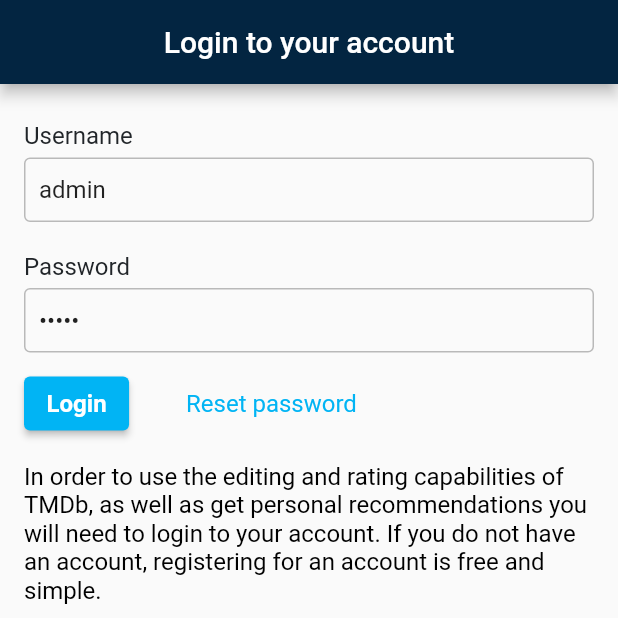
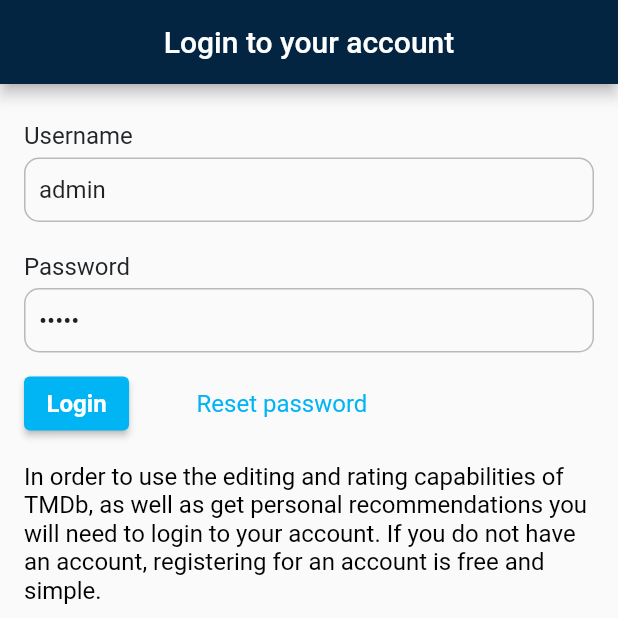
Before and after one commit to ElizavetaKubik/the-movie-db, a Flutter app: the screen it shows after launch, on a phone screen of 412 x 824 dp, the top half of it. Run offline on Flutter 3.47's test engine with Material 2 defaults, Android fonts, the phone set to English and light mode, and no system bars.

Commit message:
fix styles

```diff
--- a/lib/Theme/app_button_style.dart
+++ /dev/null
@@ -1,15 +0,0 @@
-import 'package:flutter/material.dart';
-
-abstract class AppButtonStyle {
-  static const Color color = Color(0xff01b4f4);
-
-  static final ButtonStyle linkButton = ButtonStyle(
-    // backgroundColor: MaterialStateProperty.all(color),
-    foregroundColor: MaterialStateProperty.all(color),
-    textStyle: MaterialStateProperty.all(
-        const TextStyle(/*fontWeight: FontWeight.w700, */ fontSize: 16)),
-    padding: MaterialStateProperty.all(
-      const EdgeInsets.symmetric(horizontal: 15, vertical: 8),
-    ),
-  );
-}
--- a/lib/Theme/app_colors.dart
+++ /dev/null
@@ -1,6 +0,0 @@
-import 'package:flutter/material.dart';
-
-abstract class AppColors {
-  static const Color mainDakrBlue = Color.fromRGBO(3, 37, 65, 1);
-  static const Color mainLightBlue = Color(0xff01b4f4);
-}
--- /dev/null
+++ b/lib/Theme/styles.dart
@@ -0,0 +1,48 @@
+import 'package:flutter/material.dart';
+
+abstract class AppButtonStyle {
+  static final ButtonStyle linkButton = ButtonStyle(
+    foregroundColor: MaterialStateProperty.all(AppColors.mainLightBlue),
+    textStyle: MaterialStateProperty.all(const TextStyle(fontSize: 16)),
+    padding: MaterialStateProperty.all(
+      const EdgeInsets.symmetric(horizontal: 15, vertical: 8),
+    ),
+  );
+
+  static final loginButtonStyle = ButtonStyle(
+    backgroundColor: MaterialStateProperty.all(AppColors.mainLightBlue),
+    foregroundColor: MaterialStateProperty.all(Colors.white),
+    textStyle: MaterialStateProperty.all(
+        const TextStyle(fontWeight: FontWeight.w700, fontSize: 16)),
+    padding: MaterialStateProperty.all(
+      const EdgeInsets.symmetric(horizontal: 15, vertical: 8),
+    ),
+  );
+}
+
+abstract class AppTextFieldStyle {
+  static final textFieldStyle = InputDecoration(
+    border: const OutlineInputBorder(),
+    enabledBorder: OutlineInputBorder(
+      borderRadius: BorderRadius.circular(10),
+      borderSide: const BorderSide(
+        width: 1,
+        color: Colors.black26,
+      ),
+    ),
+    focusedBorder: OutlineInputBorder(
+      borderRadius: BorderRadius.circular(10),
+      borderSide: const BorderSide(
+        width: 1,
+        color: AppColors.mainLightBlue,
+      ),
+    ),
+    contentPadding: const EdgeInsets.symmetric(horizontal: 10, vertical: 12),
+    isCollapsed: true,
+  );
+}
+
+abstract class AppColors {
+  static const Color mainDakrBlue = Color.fromRGBO(3, 37, 65, 1);
+  static const Color mainLightBlue = Color(0xff01b4f4);
+}
--- a/lib/main.dart
+++ b/lib/main.dart
@@ -1,7 +1,8 @@
 import 'package:flutter/material.dart';
-import 'package:the_movie_db/Theme/app_colors.dart';
 import 'package:the_movie_db/widgets/auth/auth_widget.dart';
 import 'package:the_movie_db/widgets/main_screen/main_screen_widget.dart';
+
+import 'Theme/styles.dart';
 
 void main() {
   runApp(const MainApp());
--- a/lib/widgets/auth/auth_widget.dart
+++ b/lib/widgets/auth/auth_widget.dart
@@ -1,6 +1,5 @@
 import 'package:flutter/material.dart';
-import 'package:the_movie_db/Theme/app_button_style.dart';
-import 'package:the_movie_db/Theme/app_colors.dart';
+import 'package:the_movie_db/Theme/styles.dart';
 
 class AuthWidget extends StatefulWidget {
   const AuthWidget({super.key});
@@ -99,21 +98,6 @@ class __FormWidgetState extends State<_FormWidget> {
   @override
   Widget build(BuildContext context) {
     const textSyle = TextStyle(color: Color(0xff212529), fontSize: 16);
-    const textFieldStyle = InputDecoration(
-      border: OutlineInputBorder(),
-      enabledBorder: OutlineInputBorder(
-        borderSide: BorderSide(
-          width: 1,
-          color: Colors.black26,
-        ),
-      ),
-      focusedBorder: OutlineInputBorder(
-        borderSide: BorderSide(width: 1, color: AppColors.mainLightBlue),
-      ),
-      contentPadding: EdgeInsets.symmetric(horizontal: 10, vertical: 12),
-      isCollapsed: true,
-      //focusColor: Color(0xff01b4f4),
-    );
 
     final errorText = this.errorText;
     return Column(
@@ -132,7 +116,7 @@ class __FormWidgetState extends State<_FormWidget> {
         ),
         const SizedBox(height: 5),
         TextField(
-          decoration: textFieldStyle,
+          decoration: AppTextFieldStyle.textFieldStyle,
           controller: _loginTextController,
         ),
         const SizedBox(height: 20),
@@ -142,7 +126,7 @@ class __FormWidgetState extends State<_FormWidget> {
         ),
         const SizedBox(height: 5),
         TextField(
-          decoration: textFieldStyle,
+          decoration: AppTextFieldStyle.textFieldStyle,
           obscureText: true,
           controller: _passordTextController,
         ),
@@ -151,27 +135,13 @@ class __FormWidgetState extends State<_FormWidget> {
           children: [
             ElevatedButton(
               onPressed: _auth,
-              style: ButtonStyle(
-                backgroundColor:
-                    MaterialStateProperty.all(const Color(0xff01b4f4)),
-                foregroundColor: MaterialStateProperty.all(Colors.white),
-                textStyle: MaterialStateProperty.all(
-                    const TextStyle(fontWeight: FontWeight.w700, fontSize: 16)),
-                padding: MaterialStateProperty.all(
-                  const EdgeInsets.symmetric(horizontal: 15, vertical: 8),
-                ),
-              ),
+              style: AppButtonStyle.loginButtonStyle,
               child: const Text('Login'),
             ),
             const SizedBox(width: 30),
             TextButton(
               onPressed: _resetPassword,
-              style: ButtonStyle(
-                textStyle: MaterialStateProperty.all(const TextStyle(
-                    /*fontWeight: FontWeight.w700,*/ fontSize: 16)),
-                foregroundColor:
-                    MaterialStateProperty.all(const Color(0xff01b4f4)),
-              ),
+              style: AppButtonStyle.linkButton,
               child: const Text('Reset password'),
             ),
           ],
```
